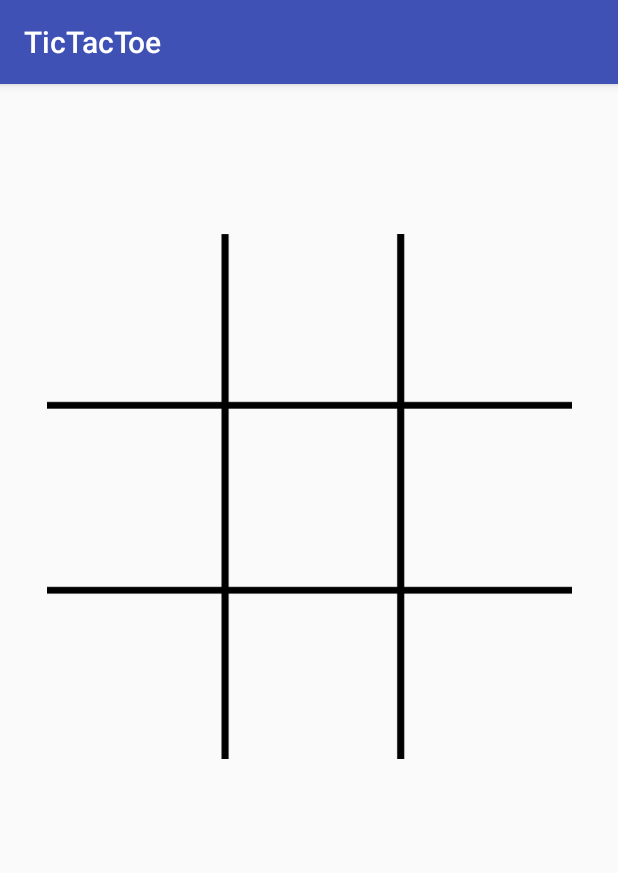
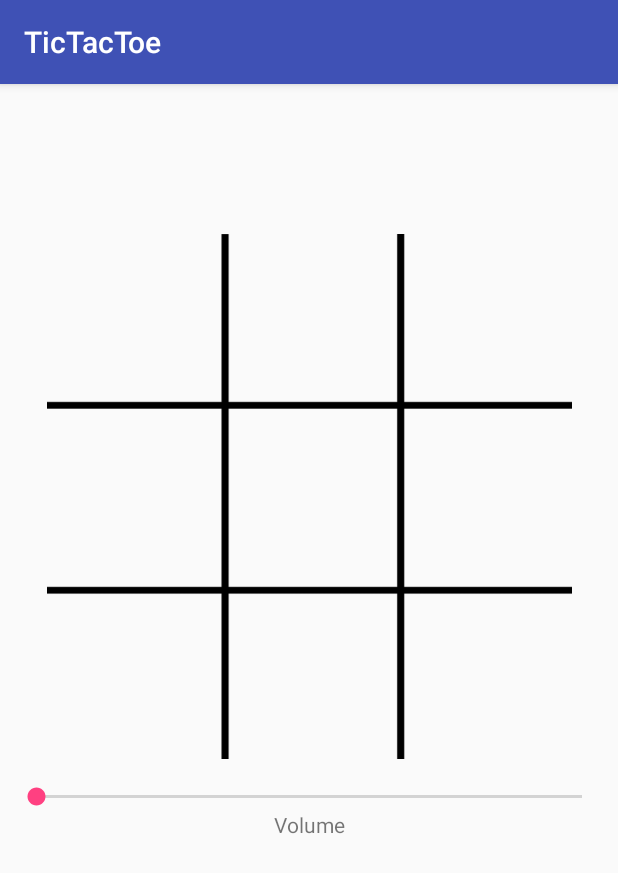
Before and after one commit to Kabishan/TicTacToe, an Android app: the screen it shows after launch (MainActivity), on a phone screen of 412 x 824 dp. Shown: the top 873 px of the screen. Run offline under Robolectric (Android 15) with nearby library versions, the phone set to English and light mode, and no system bars.

Commit message:
Added volume rocker to control volume level

```diff
--- a/app/src/main/java/com/example/kabishan/tictactoe/MainActivity.java
+++ b/app/src/main/java/com/example/kabishan/tictactoe/MainActivity.java
@@ -1,5 +1,6 @@
 package com.example.kabishan.tictactoe;
 
+import android.media.AudioManager;
 import android.media.MediaPlayer;
 import android.support.v7.app.AppCompatActivity;
 import android.os.Bundle;
@@ -7,12 +8,14 @@ import android.view.View;
 import android.widget.Button;
 import android.support.v7.widget.GridLayout;
 import android.widget.ImageView;
+import android.widget.SeekBar;
 import android.widget.TextView;
 
 public class MainActivity extends AppCompatActivity {
     MediaPlayer clearPlayer;
     MediaPlayer dropInPlayer;
     MediaPlayer winPlayer;
+    AudioManager audioManager;
 
     int activePlayer = 0; // 0 red, 1 yellow
     boolean gameDone = false;
@@ -26,6 +29,38 @@ public class MainActivity extends AppCompatActivity {
                                 {2, 5, 8},
                                 {0, 4, 8},
                                 {2, 4, 6}};
+
+    @Override
+    protected void onCreate(Bundle savedInstanceState) {
+        super.onCreate(savedInstanceState);
+        setContentView(R.layout.activity_main);
+
+        dropInPlayer = MediaPlayer.create(this, R.raw.pop);
+        clearPlayer = MediaPlayer.create(this, R.raw.clear);
+        winPlayer = MediaPlayer.create(this, R.raw.applause);
+
+        audioManager = (AudioManager) getSystemService(AUDIO_SERVICE);
+
+        int currentVolume = audioManager.getStreamVolume(AudioManager.STREAM_MUSIC);
+        int maxVolume = audioManager.getStreamMaxVolume(AudioManager.STREAM_MUSIC);
+
+        final SeekBar volumeControl = findViewById(R.id.seekBar);
+        volumeControl.setProgress(currentVolume);
+        volumeControl.setMax(maxVolume);
+
+        volumeControl.setOnSeekBarChangeListener(new SeekBar.OnSeekBarChangeListener() {
+            @Override
+            public void onProgressChanged(SeekBar seekBar, int progress, boolean fromUser) {
+                audioManager.setStreamVolume(AudioManager.STREAM_MUSIC, progress, 0);
+            }
+
+            @Override
+            public void onStartTrackingTouch(SeekBar seekBar) { }
+
+            @Override
+            public void onStopTrackingTouch(SeekBar seekBar) { }
+        });
+    }
 
     protected void dropIn(View view) {
         ImageView counter = (ImageView) view;
@@ -112,14 +147,4 @@ public class MainActivity extends AppCompatActivity {
             gameState[i] = 2;
         }
     }
-
-    @Override
-    protected void onCreate(Bundle savedInstanceState) {
-        super.onCreate(savedInstanceState);
-        setContentView(R.layout.activity_main);
-
-        dropInPlayer = MediaPlayer.create(this, R.raw.pop);
-        clearPlayer = MediaPlayer.create(this, R.raw.clear);
-        winPlayer = MediaPlayer.create(this, R.raw.applause);
-    }
 }
--- a/app/src/main/res/layout/activity_main.xml
+++ b/app/src/main/res/layout/activity_main.xml
@@ -130,4 +130,27 @@
         app:layout_constraintStart_toStartOf="parent"
         app:layout_constraintTop_toBottomOf="@+id/winnerTextView" />
 
+    <SeekBar
+        android:id="@+id/seekBar"
+        android:layout_width="0dp"
+        android:layout_height="wrap_content"
+        android:layout_marginEnd="8dp"
+        android:layout_marginStart="8dp"
+        android:layout_marginTop="16dp"
+        app:layout_constraintEnd_toEndOf="parent"
+        app:layout_constraintStart_toStartOf="parent"
+        app:layout_constraintTop_toBottomOf="@+id/board" />
+
+    <TextView
+        android:id="@+id/volumeTextView"
+        android:layout_width="0dp"
+        android:layout_height="wrap_content"
+        android:layout_marginEnd="8dp"
+        android:layout_marginStart="8dp"
+        android:text="Volume"
+        android:textAlignment="center"
+        app:layout_constraintEnd_toEndOf="parent"
+        app:layout_constraintStart_toStartOf="parent"
+        app:layout_constraintTop_toBottomOf="@+id/seekBar" />
+
 </android.support.constraint.ConstraintLayout>
```
